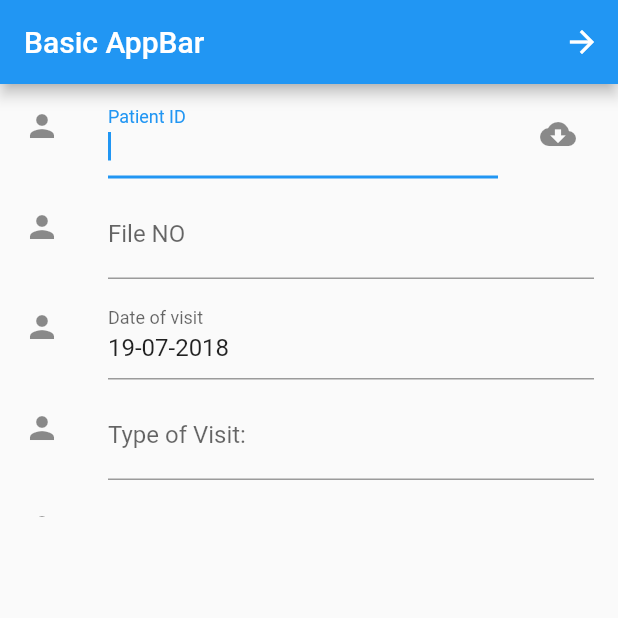
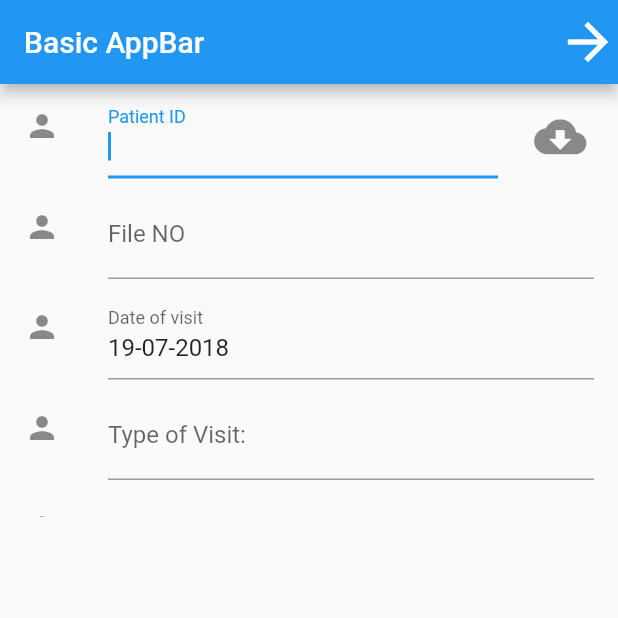
Before and after one commit to caffebd/crpapp, a Flutter app: the screen it shows after launch, on a phone screen of 412 x 824 dp, the top half of it. Run offline on Flutter 3.47's test engine with Material 2 defaults, Android fonts, the phone set to English and light mode, and no system bars; our stand-ins replace cloud_firestore, connectivity, csv, date_format, device_info, firebase_storage; missing offline and left inert: simple_permissions; accounts and stored records are empty.

Commit message:
new buttons

```diff
--- a/lib/screens/home.dart
+++ b/lib/screens/home.dart
@@ -38,6 +38,8 @@ class _State extends State<Home>{
   final priorityController = TextEditingController();
   final familyController = TextEditingController();
   final earningController = TextEditingController();
+
+
 
   void nextPage(){
 
@@ -250,8 +252,16 @@ void setAllText(){
   }
 
 
+
+
   @override
+
+
+
   Widget build(BuildContext context) {
+
+    WidgetsBinding.instance
+        .addPostFrameCallback((_) => setAllText());
 
     double height = MediaQuery.of(context).size.width;
 
@@ -265,7 +275,8 @@ void setAllText(){
           actions: <Widget>[
       // action button
       IconButton(
-      icon:  new Icon(Icons.arrow_forward),
+      icon:  new Icon(Icons.arrow_forward, size: 40.0),
+
       onPressed: () {
         nextPage();
       },
@@ -289,7 +300,7 @@ void setAllText(){
             new ListTile(
               leading: const Icon(Icons.person),
               trailing:  IconButton(
-                icon:  new Icon(Icons.cloud_download),
+                icon:  new Icon(Icons.cloud_download, size: 35.0),
                 onPressed: () {
                   _patientData(myQuestions.thePatientID[1]);
                 },
```
